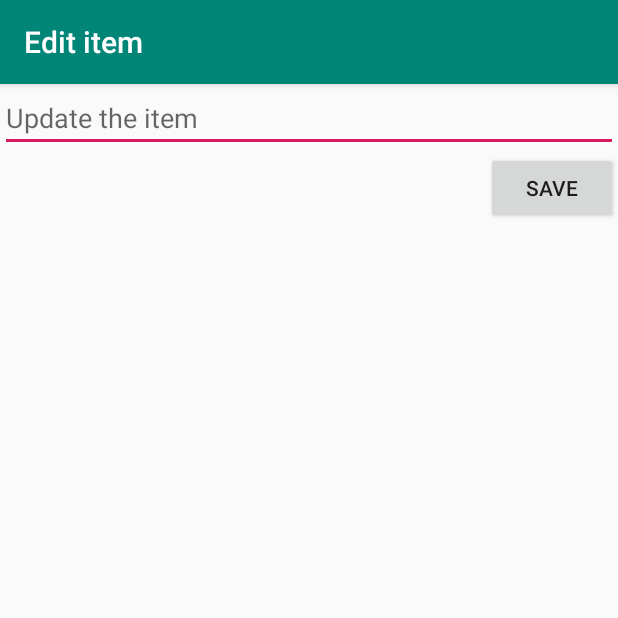
After one commit to VanillaCube636/SimpleTodo, an Android app: the EditActivity screen opened directly, with no data from a screen before it, on a phone screen of 412 x 824 dp, the top half of it. The commit adds this screen. Run offline under Robolectric (Android 15) with nearby library versions, the phone set to English and light mode, and no system bars.

Commit message:
2nd commit

```diff
--- a/app/src/main/AndroidManifest.xml
+++ b/app/src/main/AndroidManifest.xml
@@ -9,6 +9,7 @@
         android:roundIcon="@mipmap/ic_launcher_round"
         android:supportsRtl="true"
         android:theme="@style/AppTheme">
+        <activity android:name=".EditActivity"></activity>
         <activity android:name=".MainActivity">
             <intent-filter>
                 <action android:name="android.intent.action.MAIN" />
--- /dev/null
+++ b/app/src/main/java/com/example/simpletodo/EditActivity.java
@@ -0,0 +1,47 @@
+package com.example.simpletodo;
+
+import androidx.appcompat.app.AppCompatActivity;
+
+import android.content.Intent;
+import android.os.Bundle;
+import android.view.View;
+import android.widget.Button;
+import android.widget.EditText;
+
+public class EditActivity extends AppCompatActivity {
+
+    EditText etItem;
+    Button btnSave;
+
+    @Override
+    protected void onCreate(Bundle savedInstanceState) {
+        super.onCreate(savedInstanceState);
+        setContentView(R.layout.activity_edit);
+
+        etItem = findViewById(R.id.etItem);
+        btnSave = findViewById(R.id.btnSave);
+
+        getSupportActionBar().setTitle("Edit item");
+
+        etItem.setText(getIntent().getStringExtra(MainActivity.KEY_ITEM_TEXT));
+
+        // when the user is done editing
+        btnSave.setOnClickListener(new View.OnClickListener() {
+            @Override
+            public void onClick(View v) {
+                // create an intent which will contain results from the update
+                Intent intent = new Intent();
+
+                // pass the data
+                intent.putExtra(MainActivity.KEY_ITEM_TEXT, etItem.getText().toString());
+                intent.putExtra(MainActivity.KEY_ITEM_POSITION, getIntent().getExtras().getInt(MainActivity.KEY_ITEM_POSITION));
+
+                // set the result of the intent
+                setResult(RESULT_OK, intent);
+
+                // finish activity, close screen and go back
+                finish();
+            }
+        });
+    }
+}
--- /dev/null
+++ b/app/src/main/res/layout/activity_edit.xml
@@ -0,0 +1,28 @@
+<?xml version="1.0" encoding="utf-8"?>
+<RelativeLayout xmlns:app="http://schemas.android.com/apk/res-auto"
+    xmlns:tools="http://schemas.android.com/tools"
+    xmlns:android="http://schemas.android.com/apk/res/android"
+    android:layout_width="match_parent"
+    android:layout_height="match_parent"
+    tools:context=".EditActivity">
+
+    <EditText
+        android:id="@+id/etItem"
+        android:layout_width="match_parent"
+        android:layout_height="wrap_content"
+        android:ems="10"
+        android:hint="Update the item" />
+
+    <Button
+        android:id="@+id/btnSave"
+        android:layout_width="wrap_content"
+        android:layout_height="wrap_content"
+        android:layout_below="@+id/etItem"
+        android:layout_alignParentEnd="true"
+        android:layout_alignParentRight="true"
+        android:layout_marginTop="0dp"
+        android:layout_marginEnd="0dp"
+        android:layout_marginRight="0dp"
+        android:text="Save" />
+
+</RelativeLayout>
```
Also changed, not shown: app/src/main/java/com/example/simpletodo/ItemsAdapter.java (+13 -1 lines), app/src/main/java/com/example/simpletodo/MainActivity.java (+43 -2 lines).
